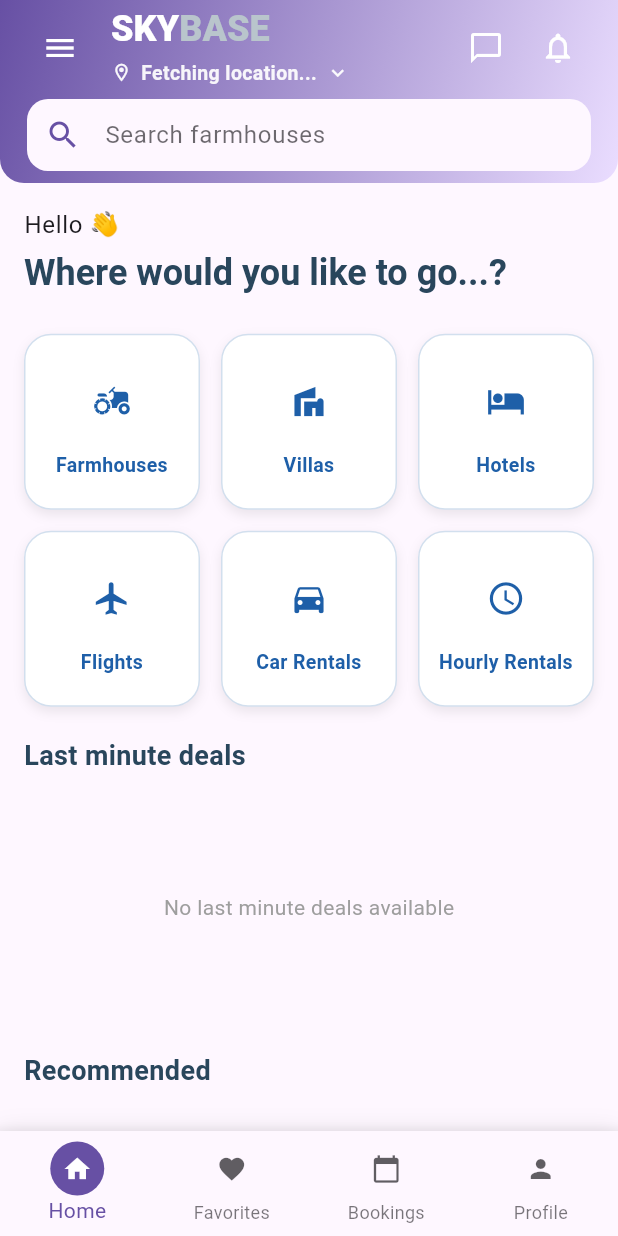
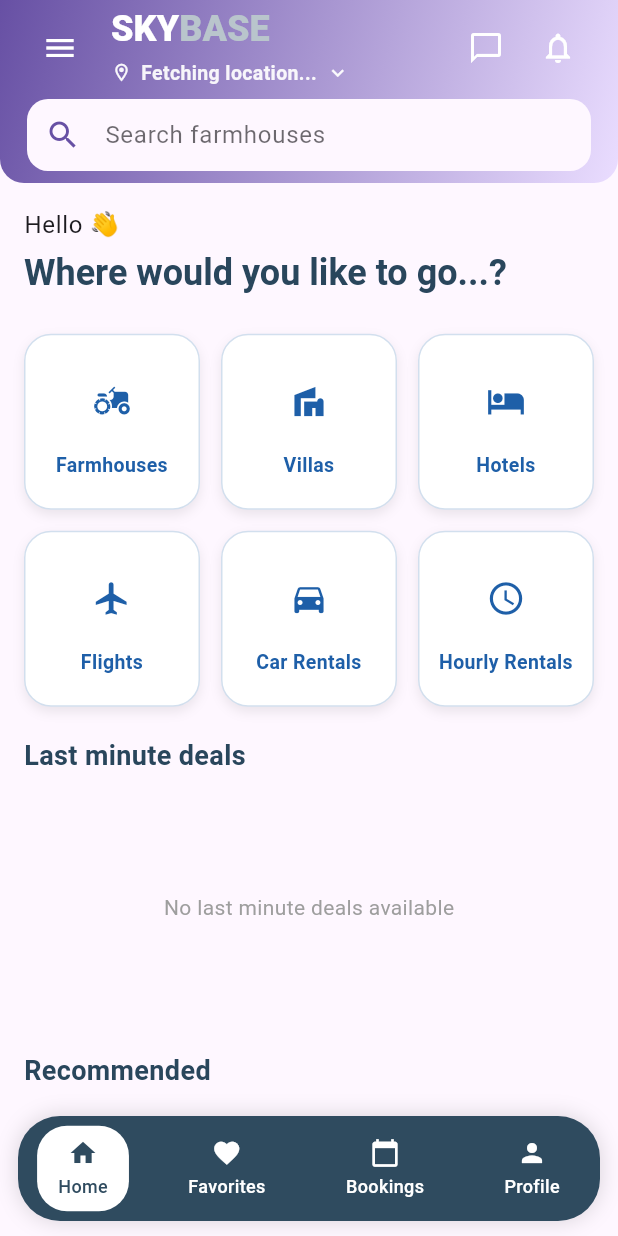
Before and after one commit to jayanth41/farmigo, a Flutter app: the HomeScreen screen opened directly, on a phone screen of 412 x 824 dp. Run offline on Flutter 3.47's test engine with Material 3 defaults, Android fonts, the phone set to English and light mode, and no system bars; our stand-ins replace audioplayers, cloud_firestore, cross_file, firebase_auth, firebase_core, firebase_messaging and 14 more; missing offline and left inert: razorpay_flutter; accounts and stored records are empty; generated files the repository leaves out were written again; network calls fail.

Commit message:
home screen bottom nav updated

```diff
--- a/lib/screens/home_screen.dart
+++ b/lib/screens/home_screen.dart
@@ -865,54 +865,31 @@ class _HomeScreenState extends State<HomeScreen> with SingleTickerProviderStateM
         onItemSelected: _onDrawerItemSelected,
       ),
       backgroundColor: Theme.of(context).scaffoldBackgroundColor,
-
       body: _buildBody(),
-      bottomNavigationBar: Column(
-        mainAxisSize: MainAxisSize.min,
-        children: [
-          AnimatedContainer(
-            duration: const Duration(milliseconds: 250),
-            height: _showBottomBorder ? 3 : 0,
-            color: Theme.of(context).colorScheme.primary,
+      bottomNavigationBar: Padding(
+        padding: const EdgeInsets.fromLTRB(12, 6, 12, 10),
+        child: Container(
+          height: 70,
+          decoration: BoxDecoration(
+            color: const Color(0xFF2F4B5F),
+            borderRadius: BorderRadius.circular(28),
+            boxShadow: const [
+              BoxShadow(
+                color: Color.fromRGBO(0, 0, 0, 0.15),
+                blurRadius: 12,
+              ),
+            ],
           ),
-          Container(
-            decoration: const BoxDecoration(
-              boxShadow: [
-                BoxShadow(
-                  color: Color.fromRGBO(0, 0, 0, 0.1),
-                  blurRadius: 12,
-                ),
-              ],
-            ),
-            child: BottomNavigationBar(
-              currentIndex: _selectedIndex,
-              onTap: (index) {
-                if (!mounted) return;
-                if (_selectedIndex == index) return;
-                setState(() {
-                  _selectedIndex = index;
-                  _showBottomBorder = true;
-                });
-                _bottomBorderTimer?.cancel();
-                _bottomBorderTimer = Timer(const Duration(milliseconds: 700), () {
-                  if (!mounted) return;
-                  setState(() => _showBottomBorder = false);
-                });
-              },
-              type: BottomNavigationBarType.fixed,
-              backgroundColor: Theme.of(context).scaffoldBackgroundColor,
-
-              selectedItemColor: Theme.of(context).colorScheme.primary,
-              unselectedItemColor: Theme.of(context).colorScheme.onSurface.withOpacity(0.6),
-              items: [
-                BottomNavigationBarItem(icon: _navIcon(Icons.home, 0), label: 'Home'),
-                BottomNavigationBarItem(icon: _navIcon(Icons.favorite, 1), label: 'Favorites'),
-                BottomNavigationBarItem(icon: _navIcon(Icons.calendar_today, 2), label: 'Bookings'),
-                BottomNavigationBarItem(icon: _navIcon(Icons.person, 3), label: 'Profile'),
-              ],
-            ),
+          child: Row(
+            mainAxisAlignment: MainAxisAlignment.spaceAround,
+            children: [
+              _buildNavItem(Icons.home, "Home", 0),
+              _buildNavItem(Icons.favorite, "Favorites", 1),
+              _buildNavItem(Icons.calendar_today, "Bookings", 2),
+              _buildNavItem(Icons.person, "Profile", 3),
+            ],
           ),
-        ],
+        ),
       ),
     );
   }
@@ -1653,6 +1630,53 @@ class _HomeScreenState extends State<HomeScreen> with SingleTickerProviderStateM
       child: Icon(iconData, size: 20, color: iconColor),
     );
   }
+
+  Widget _buildNavItem(IconData icon, String label, int index) {
+    final isSelected = _selectedIndex == index;
+
+    return GestureDetector(
+      onTap: () {
+        if (_selectedIndex == index) return;
+        setState(() => _selectedIndex = index);
+      },
+      child: AnimatedContainer(
+        duration: const Duration(milliseconds: 250),
+        padding: const EdgeInsets.symmetric(horizontal: 14, vertical: 8),
+        decoration: BoxDecoration(
+          color: isSelected ? Colors.white : Colors.transparent,
+          borderRadius: BorderRadius.circular(20),
+        ),
+        child: Column(
+          mainAxisSize: MainAxisSize.min,
+          children: [
+            Icon(
+              icon,
+              size: 20,
+              color: isSelected ? const Color(0xFF2F4B5F) : Colors.white,
+            ),
+            const SizedBox(height: 4),
+            Text(
+              label,
+              style: TextStyle(
+                fontSize: 12,
+                fontWeight: FontWeight.w500,
+                color: isSelected ? const Color(0xFF2F4B5F) : Colors.white,
+              ),
+            ),
+          ],
+        ),
+      ),
+    );
+  }
+
+  // --- Custom Bottom Navigation (if any) ---
+  // If you have a custom nav bar Row, restore the original items:
+  // children: [
+  //   _buildNavItem(Icons.home, "Home", 0),
+  //   _buildNavItem(Icons.favorite, "Favorites", 1),
+  //   _buildNavItem(Icons.calendar_today, "Bookings", 2),
+  //   _buildNavItem(Icons.person, "Profile", 3),
+  // ],
 }
 
 class _GuestProfileView extends StatelessWidget {
--- a/skybase_admin/lib/main.dart
+++ b/skybase_admin/lib/main.dart
@@ -6,7 +6,6 @@ import 'screens/dashboard_screen.dart';
 import 'screens/users_screen.dart';
 import 'screens/owners_screen.dart';
 import 'screens/admin_chat_list_screen.dart';
-import 'screens/property_approvals_screen.dart';
 import 'screens/property_approval_panel.dart';
 import 'screens/analytics_screen.dart';
 import 'screens/bookings_screen.dart';
```
Also changed, not shown: skybase_admin/lib/screens/property_approvals_screen.dart (deleted, +0 -185 lines).
